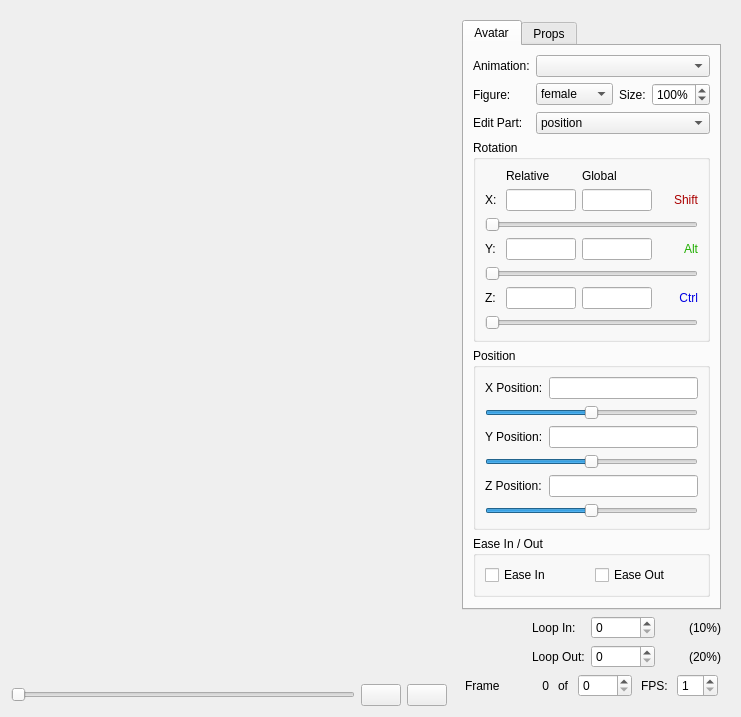
First picture: the form in src/KeyFramerTab.ui, repository tapple/animik, before the edit.
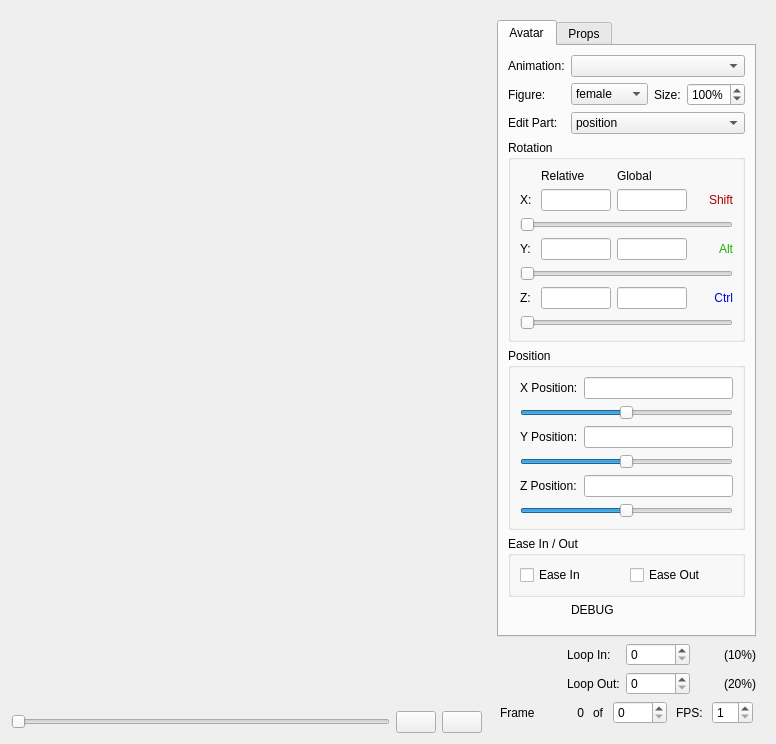
Second picture: the form after the edit. Icons and pictures are not drawn. Custom widgets are drawn as their Qt base class.

The edit to the form file:
```diff
--- a/src/KeyFramerTab.ui
+++ b/src/KeyFramerTab.ui
@@ -6,8 +6,8 @@
    <rect>
     <x>0</x>
     <y>0</y>
-    <width>741</width>
-    <height>693</height>
+    <width>776</width>
+    <height>744</height>
    </rect>
   </property>
   <property name="windowTitle">
@@ -760,7 +760,7 @@
             </layout>
            </widget>
           </item>
-          <item row="6" column="1" colspan="2">
+          <item row="7" column="1" colspan="2">
            <spacer>
             <property name="orientation">
              <enum>Qt::Vertical</enum>
@@ -773,6 +773,13 @@
             </property>
            </spacer>
           </item>
+          <item row="6" column="1">
+           <widget class="QLabel" name="DebugLabel">
+            <property name="text">
+             <string>DEBUG</string>
+            </property>
+           </widget>
+          </item>
          </layout>
         </widget>
         <widget class="QWidget" name="propsTab">
```
